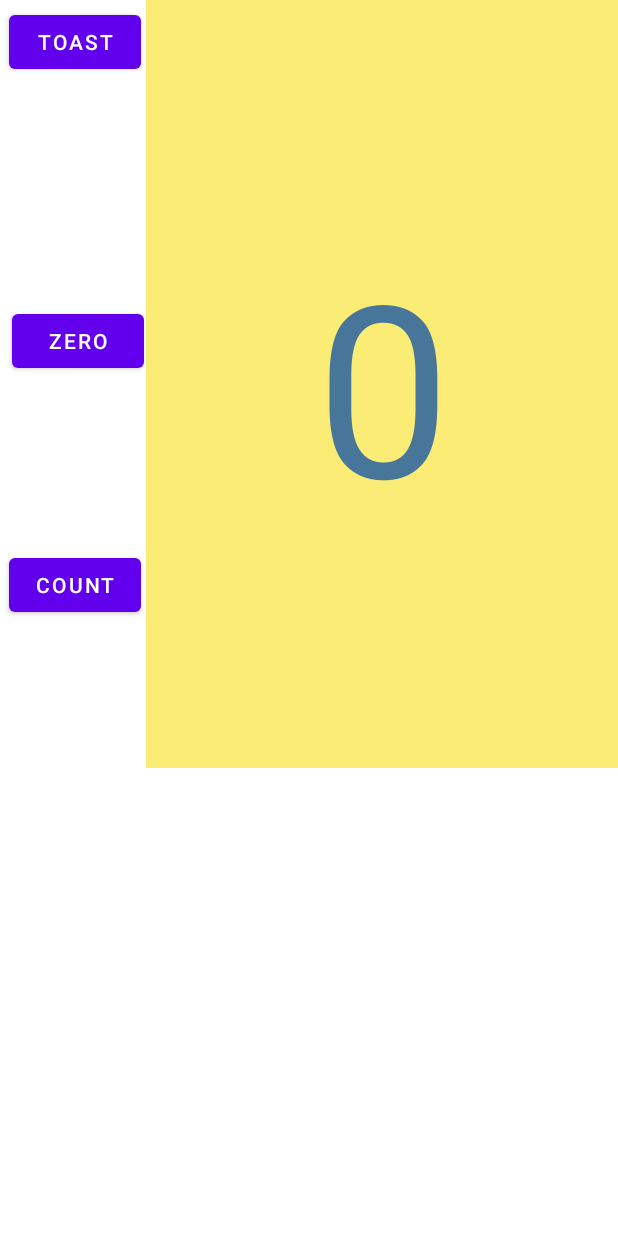
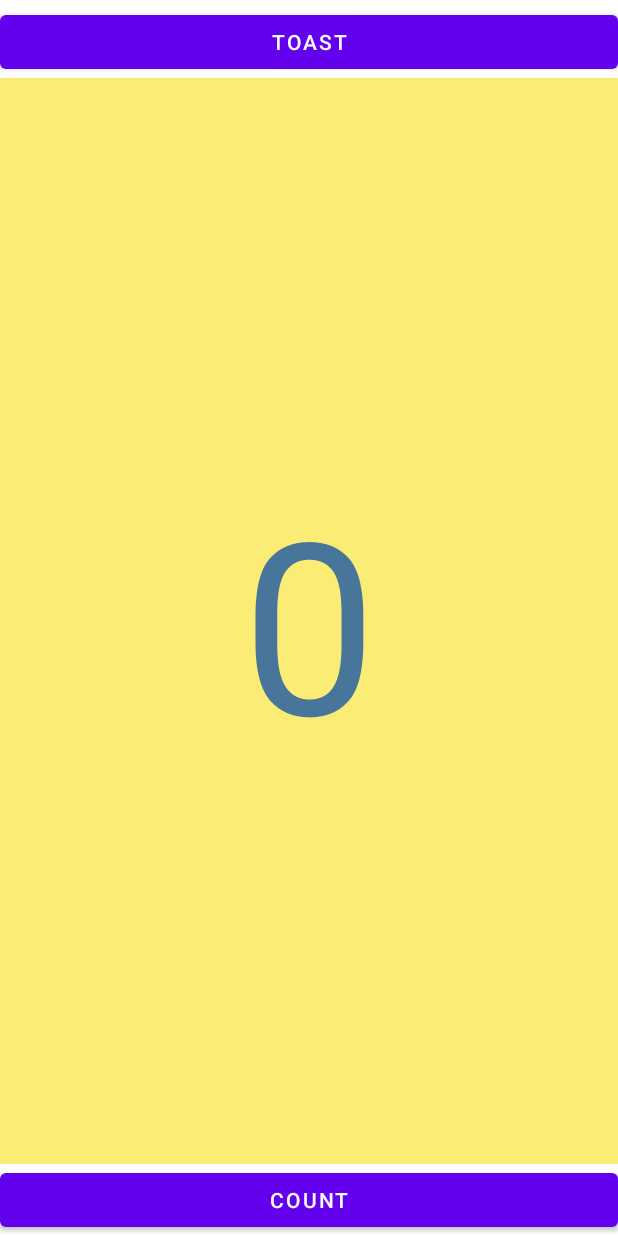
Before and after one commit to aadarsh111/HelloToast, an Android app: the layout activity_main.xml on its own in the app's theme, with its tools: preview values and no code run, on a phone screen of 412 x 824 dp. Run offline under Robolectric (Android 15) with nearby library versions, the phone set to English and light mode, and no system bars.

Commit message:
Layout Editor Coding Challenge

```diff
--- a/app/src/main/java/com/example/hellotoast/MainActivity.java
+++ b/app/src/main/java/com/example/hellotoast/MainActivity.java
@@ -8,13 +8,14 @@ import android.view.View;
 import android.widget.TextView;
 import android.widget.Toast;
 public class MainActivity extends AppCompatActivity {
+
     private int mCount=0;
     private TextView mShowCount;
 
     @Override
     protected void onCreate(Bundle savedInstanceState) {
         super.onCreate(savedInstanceState);
-        setContentView(R.layout.activity_main);
+        setContentView(com.example.layoutEditorCodingChallenge1.R.layout.activity_main);
         mShowCount=(TextView)findViewById(R.id.show_count);
     }
 
--- a/app/src/main/res/layout-sw600dp/activity_main.xml
+++ b/app/src/main/res/layout-sw600dp/activity_main.xml
@@ -8,7 +8,7 @@
 
     <Button
         android:id="@+id/button_toast"
-        android:layout_width="398dp"
+        android:layout_width="399dp"
         android:layout_height="wrap_content"
         android:foregroundGravity="center_vertical"
         android:gravity="center_horizontal"
@@ -16,20 +16,23 @@
         android:text="@string/button_label_toast"
         android:textAlignment="center"
         android:textSize="60sp"
+        app:layout_constraintEnd_toEndOf="parent"
+        app:layout_constraintEnd_toStartOf="@+id/button_count"
+        app:layout_constraintHorizontal_bias="0.0"
         app:layout_constraintStart_toStartOf="parent"
         app:layout_constraintTop_toTopOf="parent" />
 
     <Button
         android:id="@+id/button_count"
         android:layout_width="399dp"
-        android:layout_height="wrap_content "
+        android:layout_height="wrap_content"
         android:gravity="center_horizontal"
         android:onClick="countUp"
         android:text="@string/button_label_count"
         android:textAlignment="center"
         android:textSize="60sp"
         app:layout_constraintBaseline_toBaselineOf="@+id/button_toast"
-        app:layout_constraintStart_toEndOf="@+id/button_toast" />
+        app:layout_constraintEnd_toEndOf="parent" />
 
     <TextView
         android:id="@+id/show_count"
--- a/app/src/main/res/layout/activity_main.xml
+++ b/app/src/main/res/layout/activity_main.xml
@@ -1,64 +1,47 @@
 <?xml version="1.0" encoding="utf-8"?>
-<RelativeLayout xmlns:android="http://schemas.android.com/apk/res/android"
+<androidx.constraintlayout.widget.ConstraintLayout xmlns:android="http://schemas.android.com/apk/res/android"
     xmlns:app="http://schemas.android.com/apk/res-auto"
     xmlns:tools="http://schemas.android.com/tools"
-    android:layout_width="wrap_content"
+    android:layout_width="match_parent"
     android:layout_height="match_parent"
     tools:context=".MainActivity">
 
-
     <Button
         android:id="@+id/button_toast"
-        android:layout_width="wrap_content"
+        android:layout_width="0dp"
         android:layout_height="wrap_content"
-        android:layout_alignParentStart="true"
-        android:layout_alignParentTop="true"
-        android:layout_marginStart="6dp"
         android:layout_marginTop="4dp"
+        android:text="@string/button_label_toast"
+        app:layout_constraintEnd_toEndOf="parent"
+        app:layout_constraintHorizontal_bias="0.442"
+        app:layout_constraintStart_toStartOf="parent"
+        app:layout_constraintTop_toTopOf="parent"
         android:onClick="showToast"
-        android:text="@string/button_label_toast" />
+        />
 
     <Button
         android:id="@+id/button_count"
-        android:layout_width="wrap_content"
+        android:layout_width="0dp"
         android:layout_height="wrap_content"
-        android:layout_alignParentStart="true"
-        android:layout_alignParentTop="true"
-
-        android:layout_centerVertical="true"
-        android:layout_marginStart="6dp"
-        android:layout_marginTop="366dp"
-        android:onClick="countUp"
-        android:text="@string/button_label_count" />
+        android:text="@string/button_label_count"
+        app:layout_constraintBottom_toBottomOf="parent"
+        app:layout_constraintEnd_toEndOf="parent"
+        app:layout_constraintStart_toStartOf="parent"
+        android:onClick="countUp"/>
 
     <TextView
         android:id="@+id/show_count"
-        android:layout_width="wrap_content"
-        android:layout_height="419dp"
-        android:layout_alignParentStart="true"
-        android:layout_alignParentTop="true"
-        android:layout_alignParentEnd="true"
-        android:layout_alignParentBottom="true"
-        android:layout_marginStart="97dp"
-        android:layout_marginTop="0dp"
-
-        android:layout_marginEnd="-1dp"
-        android:layout_marginBottom="312dp"
+        android:layout_width="0dp"
+        android:layout_height="0dp"
         android:background="#FAEC75"
         android:gravity="center"
-        android:text="0"
+        android:text="@string/count_initial_value"
         android:textAlignment="center"
         android:textColor="#48769A"
-        android:textSize="160sp" />
+        android:textSize="160sp"
+        app:layout_constraintBottom_toTopOf="@+id/button_count"
+        app:layout_constraintEnd_toEndOf="parent"
+        app:layout_constraintStart_toStartOf="parent"
+        app:layout_constraintTop_toBottomOf="@+id/button_toast" />
 
-    <Button
-        android:id="@+id/button_zero"
-        android:layout_width="wrap_content"
-        android:layout_height="wrap_content"
-        android:layout_below="@+id/button_toast"
-        android:layout_alignParentStart="true"
-        android:layout_marginStart="8dp"
-        android:layout_marginTop="151dp"
-        android:text="@string/button_label_zero" />
-
-</RelativeLayout>
+</androidx.constraintlayout.widget.ConstraintLayout>
--- a/app/src/main/res/values/strings.xml
+++ b/app/src/main/res/values/strings.xml
@@ -1,10 +1,7 @@
 <resources>
-    <string name="app_name">layout Editor</string>
+    <string name="app_name">Layout Editor Coding Challenge1</string>
     <string name="button_label_toast">Toast</string>
     <string name="button_label_count">Count</string>
     <string name="count_initial_value">0</string>
     <string name="toast_message">Hello Toast!</string>
-    <string name="button_label_toast">Toast</string>
-    <string name="button_label_count">Count</string>
-    <string name="button_label_zero">zero</string>
 </resources>
```
